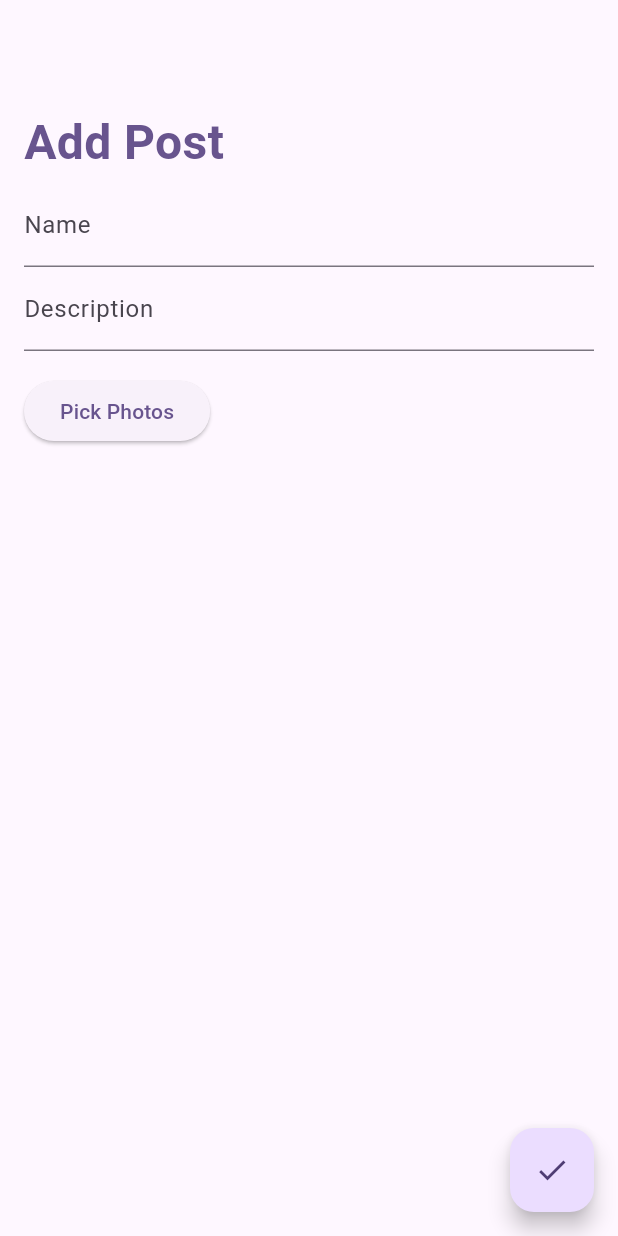
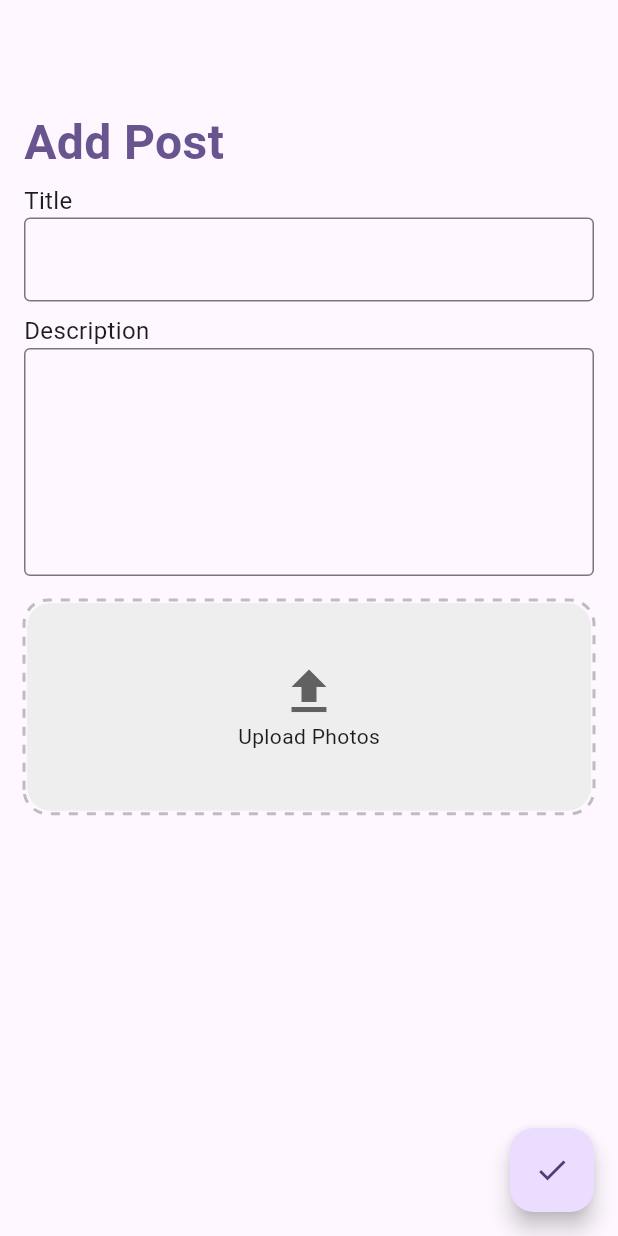
Before and after one commit to Hyakkimaru96/sitproject, a Flutter app: the AddPostPage screen opened directly with empty values, on a phone screen of 412 x 824 dp. Run offline on Flutter 3.47's test engine with Material 3 defaults, Android fonts, the phone set to English and light mode, and no system bars; drawn by our look-alikes of dotted_border; our stand-ins replace firebase_core, firebase_messaging, fluttertoast, image_picker, sqflite; accounts and stored records are empty.

Commit message:
:art: Post page - Upload Image Styling

```diff
--- a/lib/Main Application/post.dart
+++ b/lib/Main Application/post.dart
@@ -7,7 +7,7 @@ import 'package:image_picker/image_picker.dart';
 import 'dart:io';
 import 'package:http/http.dart' as http;
 import 'package:sit/Utilities/Database_helper.dart';
-import 'package:sit/Utilities/global.dart';
+import 'package:dotted_border/dotted_border.dart';
 
 void main() {
   runApp(MaterialApp(
@@ -899,10 +899,20 @@ class _AddPostPageState extends State<AddPostPage> {
                           fontWeight: FontWeight.w600),
                     ),
                   ),
+                  const Text("Title",
+                      style:
+                          TextStyle(fontSize: 16, fontWeight: FontWeight.w400)),
                   _buildTextField(context, _titleController, 'Name'),
+                  const SizedBox(
+                    height: 8,
+                  ),
+                  const Text("Description",
+                      style:
+                          TextStyle(fontSize: 16, fontWeight: FontWeight.w400)),
                   _buildTextField(
-                      context, _descriptionController, 'Description'),
-                  SizedBox(
+                      context, _descriptionController, 'Description',
+                      oneLine: false),
+                  const SizedBox(
                     height: 16,
                   ),
                   _buildPhotoPicker(context),
@@ -923,10 +933,13 @@ class _AddPostPageState extends State<AddPostPage> {
   }
 
   Widget _buildTextField(
-      BuildContext context, TextEditingController controller, String hintText) {
+      BuildContext context, TextEditingController controller, String hintText,
+      {bool oneLine = true}) {
     return TextField(
       controller: controller,
-      decoration: InputDecoration(labelText: hintText),
+      decoration: InputDecoration(border: OutlineInputBorder()),
+      maxLines: oneLine ? 1 : null,
+      minLines: oneLine ? 1 : 5,
     );
   }
 
@@ -934,14 +947,42 @@ class _AddPostPageState extends State<AddPostPage> {
     return Column(
       crossAxisAlignment: CrossAxisAlignment.start,
       children: [
-        ElevatedButton(
-          onPressed: () async {
-            List<XFile>? images = await _pickImages();
-            setState(() {
-              _selectedPhotos = images;
-            });
-          },
-          child: Text('Pick Photos'),
+        AspectRatio(
+          aspectRatio: 16 / 6,
+          child: InkWell(
+            onTap: () async {
+              List<XFile>? images = await _pickImages();
+              setState(() {
+                _selectedPhotos = images;
+              });
+            },
+            child: DottedBorder(
+              strokeWidth: 2,
+              dashPattern: [6, 6],
+              borderType: BorderType.RRect,
+              radius: Radius.circular(16),
+              color: Colors.grey.shade400,
+              child: Container(
+                decoration: BoxDecoration(
+                  borderRadius: BorderRadius.circular(16.0),
+                  color: Colors.grey.shade200,
+                ),
+                child: Center(
+                  child: Wrap(
+                      crossAxisAlignment: WrapCrossAlignment.center,
+                      direction: Axis.vertical,
+                      children: [
+                        Icon(
+                          Icons.upload,
+                          size: 40,
+                          color: Colors.grey.shade700,
+                        ),
+                        Text('Upload Photos'),
+                      ]),
+                ),
+              ),
+            ),
+          ),
         ),
         if (_selectedPhotos != null && _selectedPhotos!.isNotEmpty)
           _buildImagePreview(_selectedPhotos!),
--- a/pubspec.yaml
+++ b/pubspec.yaml
@@ -53,6 +53,7 @@ dependencies:
   firebase_core: ^2.24.2
   animations: ^2.0.8
   sqflite: ^2.3.0
+  dotted_border: ^2.1.0
   path: ^1.8.0
 
 dev_dependencies:
```
Also changed, not shown: pubspec.lock.
